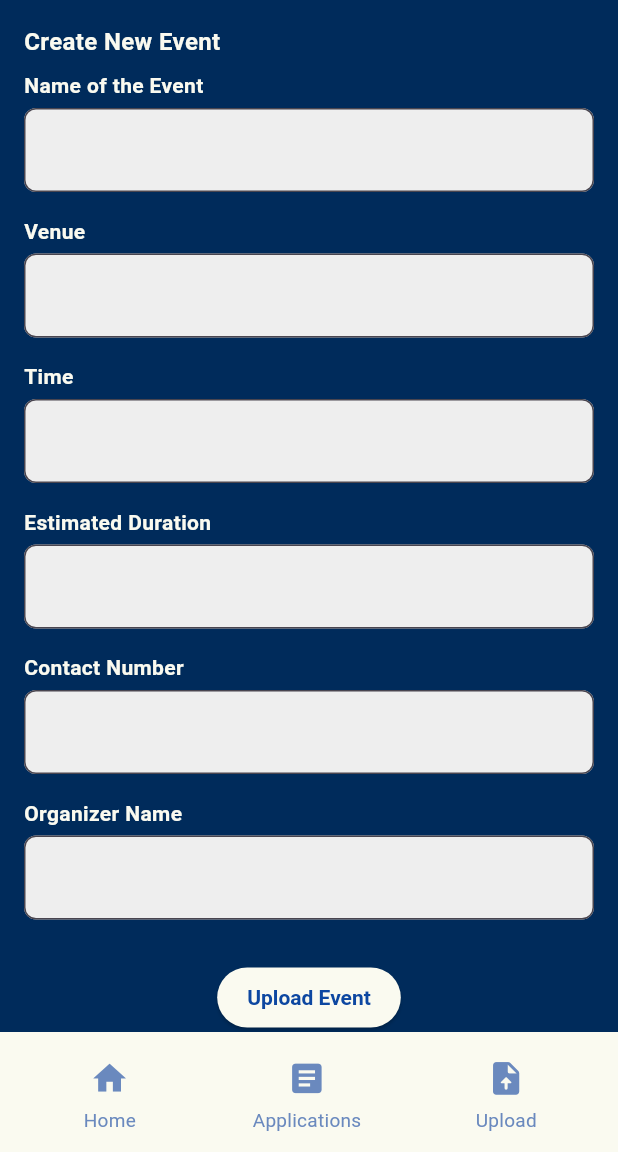
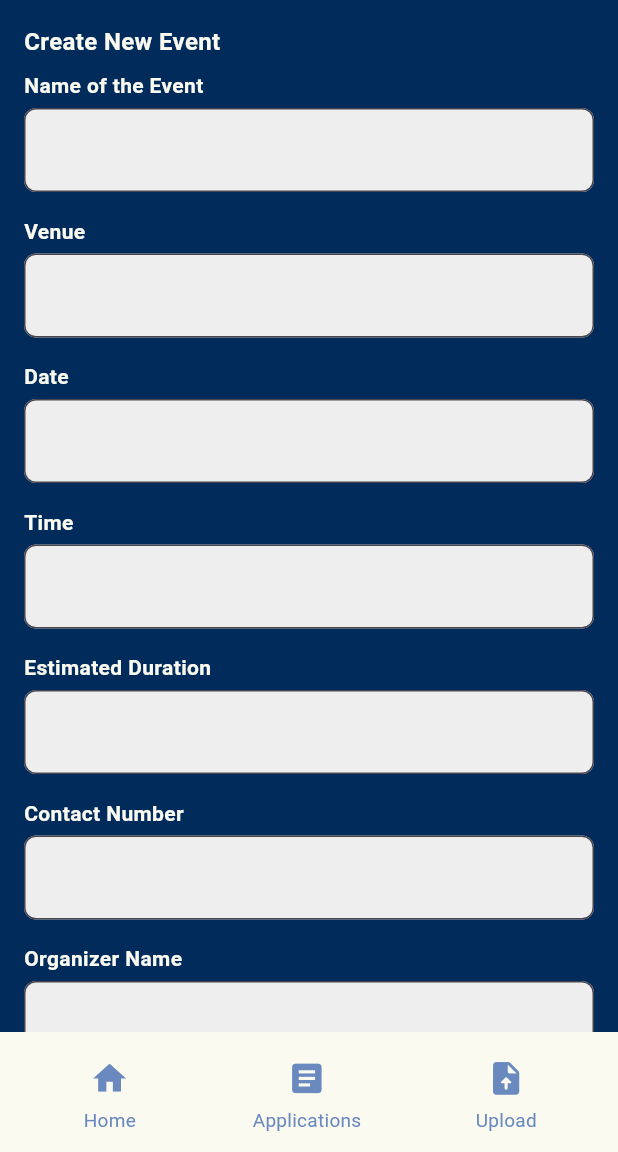
Before and after one commit to suzannedantis/ngobeacon, a Flutter app: the CreateEventScreen screen opened directly, on a phone screen of 412 x 824 dp, the part 84-1236 px from its top. Run offline on Flutter 3.47's test engine with Material 3 defaults, Android fonts, the phone set to English and light mode, and no system bars; our stand-ins replace fl_chart, google_fonts, google_sign_in, image_picker, supabase_flutter; accounts and stored records are empty.

```diff
--- a/lib/Upload_Page/Create_Event/create_newevent_form.dart
+++ b/lib/Upload_Page/Create_Event/create_newevent_form.dart
@@ -17,6 +17,7 @@ class _CreateEventScreenState extends State<CreateEventScreen> {
   final TextEditingController _durationController = TextEditingController();
   final TextEditingController _contactController = TextEditingController();
   final TextEditingController _organizerController = TextEditingController();
+  final TextEditingController _dateController = TextEditingController();
 
   void _uploadEvent() {
     if (_formKey.currentState!.validate()) {
@@ -50,6 +51,7 @@ class _CreateEventScreenState extends State<CreateEventScreen> {
                 ),
                 _buildTextField('Name of the Event', _nameController),
                 _buildTextField('Venue', _venueController),
+                _buildTextField('Date', _dateController),
                 _buildTextField('Time', _timeController),
                 _buildTextField('Estimated Duration', _durationController),
                 _buildTextField(
```
